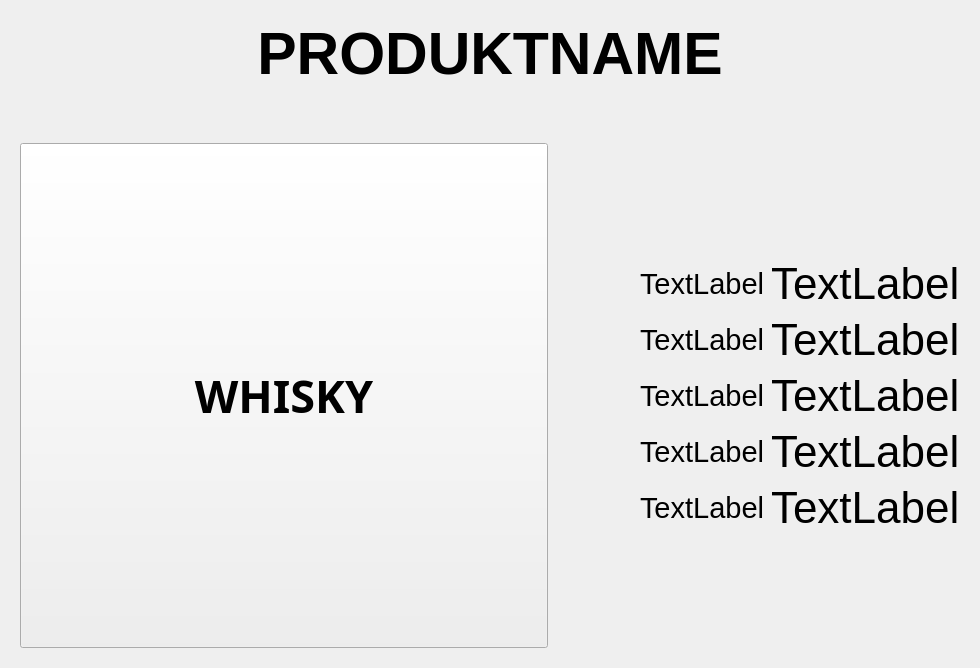
First picture: the form in form.ui, repository Benefranko/Barcode-Scanner-Feinkost-, before the edit.
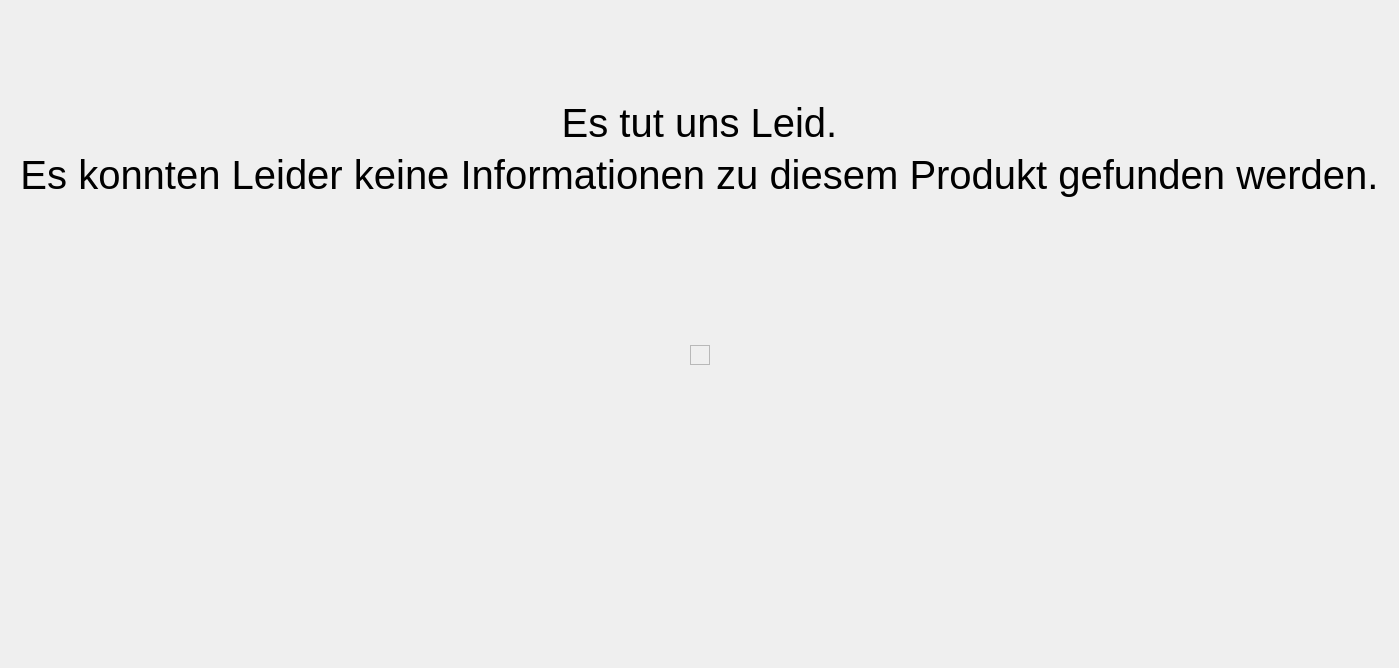
Second picture: the form after the edit. The open tabs and pages were chosen to show the change.

Patch:
```diff
--- a/form.ui
+++ b/form.ui
@@ -14,7 +14,7 @@
    <string>Widget</string>
   </property>
   <layout class="QGridLayout" name="gridLayout_2">
-   <item row="0" column="0">
+   <item row="1" column="0">
     <widget class="QStackedWidget" name="stackedWidget">
      <property name="currentIndex">
       <number>0</number>
@@ -64,8 +64,8 @@
          <property name="title">
           <string>GroupBox</string>
          </property>
-         <layout class="QHBoxLayout" name="horizontalLayout">
-          <item>
+         <layout class="QGridLayout" name="gridLayout_5">
+          <item row="0" column="0">
            <widget class="QPushButton" name="pushButton_3">
             <property name="text">
              <string>PushButton</string>
@@ -236,18 +236,6 @@
            </property>
           </widget>
          </item>
-         <item row="3" column="1">
-          <widget class="QLabel" name="label_2">
-           <property name="font">
-            <font>
-             <pointsize>33</pointsize>
-            </font>
-           </property>
-           <property name="text">
-            <string>TextLabel</string>
-           </property>
-          </widget>
-         </item>
          <item row="4" column="0">
           <widget class="QLabel" name="label">
            <property name="font">
@@ -329,8 +317,144 @@
        </item>
       </layout>
      </widget>
+     <widget class="QWidget" name="page_3">
+      <property name="font">
+       <font>
+        <pointsize>30</pointsize>
+       </font>
+      </property>
+      <property name="layoutDirection">
+       <enum>Qt::LeftToRight</enum>
+      </property>
+      <layout class="QVBoxLayout" name="verticalLayout_2">
+       <item>
+        <widget class="QLabel" name="label_7">
+         <property name="text">
+          <string>Es tut uns Leid.</string>
+         </property>
+         <property name="alignment">
+          <set>Qt::AlignCenter</set>
+         </property>
+        </widget>
+       </item>
+       <item>
+        <widget class="QLabel" name="label_8">
+         <property name="layoutDirection">
+          <enum>Qt::LeftToRight</enum>
+         </property>
+         <property name="text">
+          <string>Es konnten Leider keine Informationen zu diesem Produkt gefunden werden.</string>
+         </property>
+         <property name="alignment">
+          <set>Qt::AlignCenter</set>
+         </property>
+        </widget>
+       </item>
+       <item>
+        <spacer name="verticalSpacer_7">
+         <property name="orientation">
+          <enum>Qt::Vertical</enum>
+         </property>
+         <property name="sizeHint" stdset="0">
+          <size>
+           <width>20</width>
+           <height>40</height>
+          </size>
+         </property>
+        </spacer>
+       </item>
+       <item>
+        <layout class="QHBoxLayout" name="horizontalLayout">
+         <item>
+          <spacer name="horizontalSpacer_2">
+           <property name="orientation">
+            <enum>Qt::Horizontal</enum>
+           </property>
+           <property name="sizeHint" stdset="0">
+            <size>
+             <width>40</width>
+             <height>20</height>
+            </size>
+           </property>
+          </spacer>
+         </item>
+         <item>
+          <widget class="QFrame" name="frame">
+           <property name="minimumSize">
+            <size>
+             <width>20</width>
+             <height>20</height>
+            </size>
+           </property>
+           <property name="frameShape">
+            <enum>QFrame::StyledPanel</enum>
+           </property>
+           <property name="frameShadow">
+            <enum>QFrame::Raised</enum>
+           </property>
+          </widget>
+         </item>
+         <item>
+          <spacer name="horizontalSpacer_3">
+           <property name="orientation">
+            <enum>Qt::Horizontal</enum>
+           </property>
+           <property name="sizeHint" stdset="0">
+            <size>
+             <width>40</width>
+             <height>20</height>
+            </size>
+           </property>
+          </spacer>
+         </item>
+        </layout>
+       </item>
+       <item>
+        <spacer name="verticalSpacer_6">
+         <property name="orientation">
+          <enum>Qt::Vertical</enum>
+         </property>
+         <property name="sizeHint" stdset="0">
+          <size>
+           <width>20</width>
+           <height>40</height>
+          </size>
+         </property>
+        </spacer>
+       </item>
+       <item>
+        <spacer name="verticalSpacer_4">
+         <property name="orientation">
+          <enum>Qt::Vertical</enum>
+         </property>
+         <property name="sizeHint" stdset="0">
+          <size>
+           <width>20</width>
+           <height>40</height>
+          </size>
+         </property>
+        </spacer>
+       </item>
+      </layout>
+     </widget>
     </widget>
    </item>
+   <item row="0" column="0">
+    <spacer name="verticalSpacer_5">
+     <property name="orientation">
+      <enum>Qt::Vertical</enum>
+     </property>
+     <property name="sizeType">
+      <enum>QSizePolicy::Fixed</enum>
+     </property>
+     <property name="sizeHint" stdset="0">
+      <size>
+       <width>20</width>
+       <height>80</height>
+      </size>
+     </property>
+    </spacer>
+   </item>
   </layout>
  </widget>
  <resources/>
```
Left out of the diff: 21 changed lines with no effect on the pictures.
